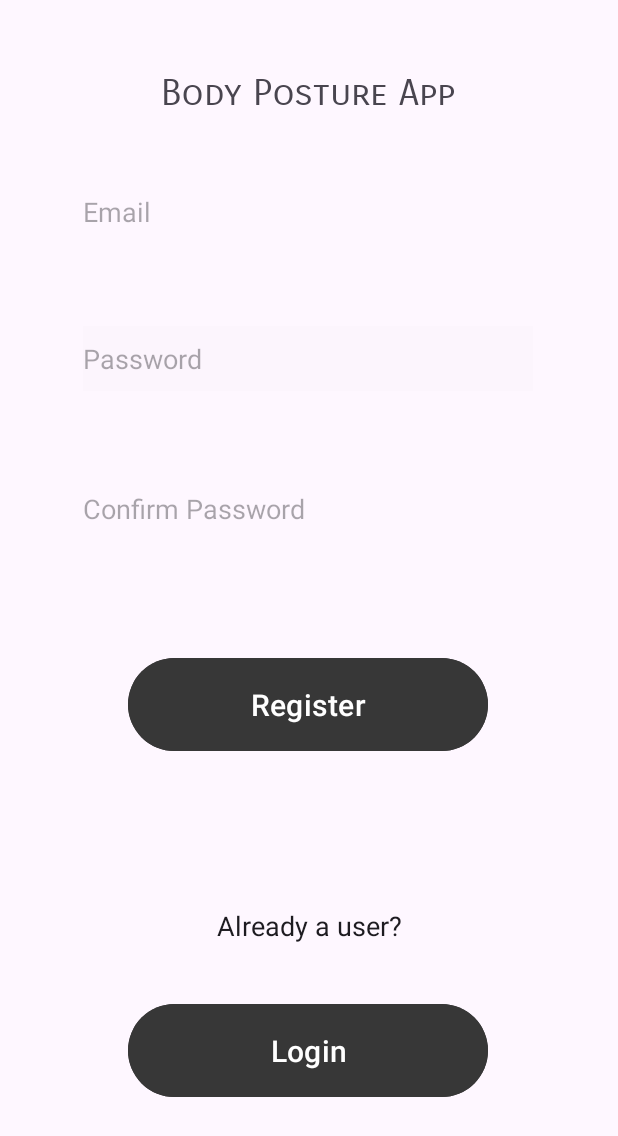
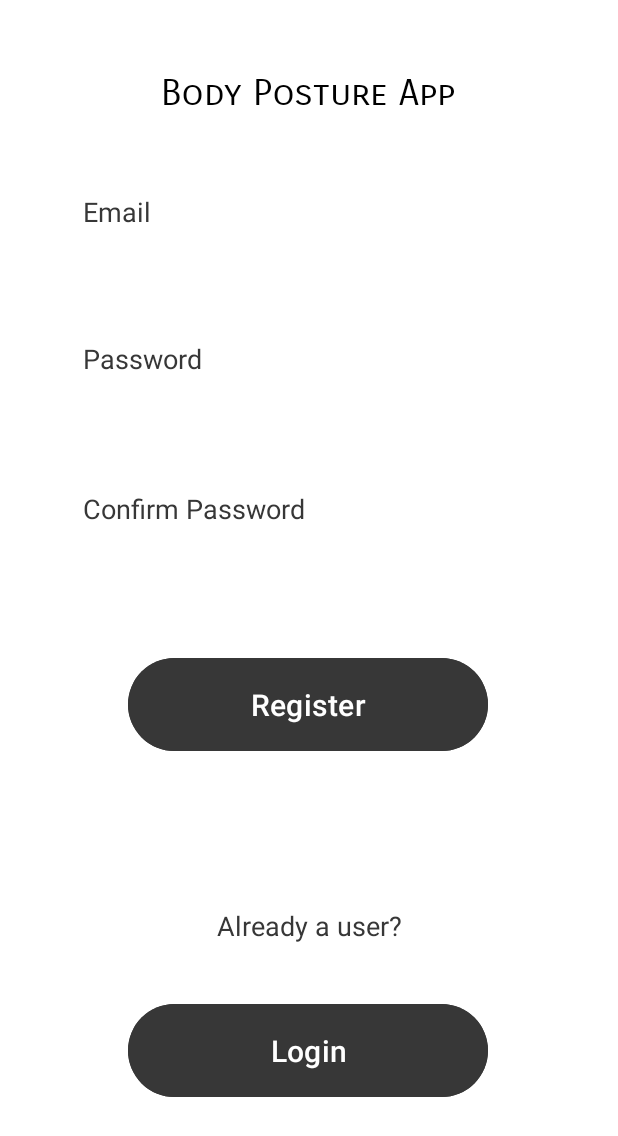
Before and after one commit to Srujan-rai/posture_detection, an Android app: the Register screen opened directly, with no data from a screen before it, on a phone screen of 412 x 824 dp. Shown: the top 1136 px of the screen. Run offline under Robolectric (Android 15) with nearby library versions, the phone set to English and light mode, and no system bars; our stand-ins replace Firebase (no records; nobody signed in at launch, a user with empty details on screens opened directly); Roboto replaces fonts that are not available here.

Commit message:
add bar graph and fix ui bugs

```diff
--- a/Body-Posture-Record-App/app/build.gradle.kts
+++ b/Body-Posture-Record-App/app/build.gradle.kts
@@ -43,5 +43,7 @@ dependencies {
     implementation("com.google.firebase:firebase-analytics")
     implementation("com.google.firebase:firebase-auth-ktx:23.1.0")
     implementation("com.google.firebase:firebase-database")
+    implementation("com.google.code.gson:gson:2.10")
+
 
 }
--- a/Body-Posture-Record-App/app/src/main/res/layout/activity_register.xml
+++ b/Body-Posture-Record-App/app/src/main/res/layout/activity_register.xml
@@ -3,6 +3,7 @@
     xmlns:tools="http://schemas.android.com/tools"
     android:layout_width="match_parent"
     android:layout_height="match_parent"
+    android:background="#FFFFFF"
     android:orientation="vertical"
     android:padding="16dp">
 
@@ -12,6 +13,7 @@
         android:layout_height="wrap_content"
         android:fontFamily="sans-serif-smallcaps"
         android:text="Body Posture App"
+        android:textColor="#000000"
         android:textSize="24sp"
         app:layout_constraintBottom_toBottomOf="parent"
         app:layout_constraintEnd_toEndOf="parent"
@@ -26,6 +28,8 @@
         android:layout_height="48dp"
         android:background="#00FFFFFF"
         android:hint="Email"
+        android:textColor="#373737"
+        android:textColorHint="#373737"
         app:layout_constraintBottom_toBottomOf="parent"
         app:layout_constraintEnd_toEndOf="parent"
         app:layout_constraintHorizontal_bias="0.493"
@@ -37,9 +41,11 @@
         android:id="@+id/passwordEditText"
         android:layout_width="300dp"
         android:layout_height="43dp"
-        android:background="#FCF5FD"
+        android:background="#FFFFFF"
         android:hint="Password"
         android:inputType="textPassword"
+        android:textColor="#373737"
+        android:textColorHint="#373737"
         app:layout_constraintBottom_toBottomOf="parent"
         app:layout_constraintEnd_toEndOf="parent"
         app:layout_constraintHorizontal_bias="0.493"
@@ -54,6 +60,8 @@
         android:background="#00FFFFFF"
         android:hint="Confirm Password"
         android:inputType="textPassword"
+        android:textColor="#373737"
+        android:textColorHint="#373737"
         app:layout_constraintBottom_toBottomOf="parent"
         app:layout_constraintEnd_toEndOf="parent"
         app:layout_constraintHorizontal_bias="0.493"
@@ -68,6 +76,9 @@
         android:height="70dp"
         android:backgroundTint="#373737"
         android:text="Register"
+        android:textColor="#FFFFFF"
+        android:textColorHighlight="#FFFFFF"
+        android:textColorLink="#FFFFFF"
         android:textSize="20sp"
         app:layout_constraintBottom_toBottomOf="parent"
         app:layout_constraintEnd_toEndOf="parent"
@@ -84,6 +95,9 @@
         android:height="70dp"
         android:backgroundTint="#373737"
         android:text="Login"
+        android:textColor="#FFFFFF"
+        android:textColorHighlight="#FFFFFF"
+        android:textColorLink="#FFFFFF"
         android:textSize="20sp"
         app:layout_constraintBottom_toBottomOf="parent"
         app:layout_constraintEnd_toEndOf="parent"
@@ -96,8 +110,8 @@
         android:id="@+id/progressBar"
         android:layout_width="wrap_content"
         android:layout_height="wrap_content"
-        android:visibility="gone"
-        android:layout_gravity="center_horizontal" />
+        android:layout_gravity="center_horizontal"
+        android:visibility="gone" />
 
     <EditText
         android:id="@+id/editTextText"
@@ -109,6 +123,7 @@
         android:inputType="text"
         android:text="Already a user?"
         android:textAlignment="center"
+        android:textColor="#373737"
         android:textSize="18sp"
         app:layout_constraintEnd_toEndOf="parent"
         app:layout_constraintStart_toStartOf="parent"
```
Also changed, not shown: Body-Posture-Record-App/app/src/main/java/com/example/body_posture_record_app/PostureDataActivity.java (+78 -27 lines), Body-Posture-Record-App/app/src/main/res/layout/activity_login.xml (+12 -1 lines), Body-Posture-Record-App/app/src/main/res/layout/activity_posture_data.xml (+24 -4 lines), 1 other file.
